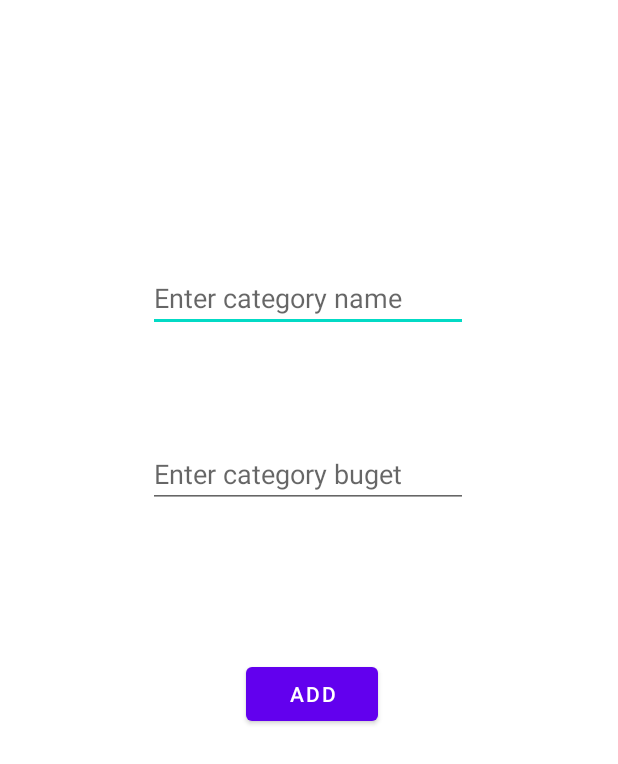
After one commit to AmbreCorreia/Ebudget, an Android app: the layout fragment_addcategory.xml on its own in the app's theme, with its tools: preview values and no code run, on a phone screen of 412 x 824 dp. The commit adds this screen. Shown: the top 764 px of the screen. Run offline under Robolectric (Android 15) with nearby library versions, the phone set to English and light mode, and no system bars.

Commit message:
datamodel pour Item et Category + layout des pages d'ajouts

```diff
--- a/app/build.gradle
+++ b/app/build.gradle
@@ -44,6 +44,7 @@ dependencies {
     implementation 'androidx.legacy:legacy-support-v4:1.0.0'
     implementation 'androidx.navigation:navigation-fragment:2.4.2'
     implementation 'androidx.navigation:navigation-ui:2.4.2'
+    implementation 'com.google.firebase:firebase-firestore:24.1.0'
 
     testImplementation 'junit:junit:4.13.2'
     androidTestImplementation 'androidx.test.ext:junit:1.1.3'
--- a/app/src/main/java/edu/polytech/ebudget/Category.java
+++ b/app/src/main/java/edu/polytech/ebudget/Category.java
@@ -4,7 +4,6 @@ import androidx.appcompat.app.AppCompatActivity;
 
 import android.content.Intent;
 import android.os.Bundle;
-import android.view.View;
 import android.widget.Button;
 
 public class Category extends AppCompatActivity {
@@ -12,7 +11,7 @@ public class Category extends AppCompatActivity {
     @Override
     protected void onCreate(Bundle savedInstanceState) {
         super.onCreate(savedInstanceState);
-        setContentView(R.layout.activity_category);
+        setContentView(R.layout.fragement_category);
 
         Button goLogin = (Button) findViewById(R.id.button_decr_fruits);
 
--- a/app/src/main/java/edu/polytech/ebudget/Stat.java
+++ b/app/src/main/java/edu/polytech/ebudget/Stat.java
@@ -11,7 +11,7 @@ public class Stat extends AppCompatActivity {
     @Override
     protected void onCreate(Bundle savedInstanceState) {
         super.onCreate(savedInstanceState);
-        setContentView(R.layout.activity_stat);
+        setContentView(R.layout.fragment_stats);
         returnButton();
     }
 
--- a/app/src/main/java/edu/polytech/ebudget/fragmentsFooter/FragmentCategory.java
+++ b/app/src/main/java/edu/polytech/ebudget/fragmentsFooter/FragmentCategory.java
@@ -61,6 +61,8 @@ public class FragmentCategory extends Fragment {
     public View onCreateView(LayoutInflater inflater, ViewGroup container,
                              Bundle savedInstanceState) {
         // Inflate the layout for this fragment
-        return inflater.inflate(R.layout.activity_category, container, false);
+        View rootView = inflater.inflate(R.layout.fragement_category, container, false);
+
+        return rootView;
     }
 }
--- a/app/src/main/java/edu/polytech/ebudget/fragmentsFooter/FragmentProfil.java
+++ b/app/src/main/java/edu/polytech/ebudget/fragmentsFooter/FragmentProfil.java
@@ -67,7 +67,7 @@ public class FragmentProfil extends Fragment {
     public View onCreateView(LayoutInflater inflater, ViewGroup container,
                              Bundle savedInstanceState) {
         // Inflate the layout for this fragment
-        View rootView =  inflater.inflate(R.layout.activity_profil, container, false);
+        View rootView =  inflater.inflate(R.layout.fragment_profil, container, false);
 
         logout= (Button) rootView.findViewById(R.id.logout);
         logout.setOnClickListener(click -> {
--- a/app/src/main/java/edu/polytech/ebudget/fragmentsFooter/FragmentStats.java
+++ b/app/src/main/java/edu/polytech/ebudget/fragmentsFooter/FragmentStats.java
@@ -61,6 +61,6 @@ public class FragmentStats extends Fragment {
     public View onCreateView(LayoutInflater inflater, ViewGroup container,
                              Bundle savedInstanceState) {
         // Inflate the layout for this fragment
-        return inflater.inflate(R.layout.activity_stat, container, false);
+        return inflater.inflate(R.layout.fragment_stats, container, false);
     }
 }
--- /dev/null
+++ b/app/src/main/res/layout/fragment_addcategory.xml
@@ -0,0 +1,43 @@
+<?xml version="1.0" encoding="utf-8"?>
+<androidx.constraintlayout.widget.ConstraintLayout xmlns:android="http://schemas.android.com/apk/res/android"
+    xmlns:app="http://schemas.android.com/apk/res-auto"
+    android:layout_width="match_parent"
+    android:layout_height="match_parent">
+
+
+    <EditText
+        android:id="@+id/name_input"
+        android:layout_width="wrap_content"
+        android:layout_height="wrap_content"
+        android:layout_marginTop="176dp"
+        android:ems="10"
+        android:hint="Enter category name"
+        android:inputType="text"
+        app:layout_constraintEnd_toEndOf="parent"
+        app:layout_constraintHorizontal_bias="0.497"
+        app:layout_constraintStart_toStartOf="parent"
+        app:layout_constraintTop_toTopOf="parent" />
+
+    <EditText
+        android:id="@+id/budget_input"
+        android:layout_width="wrap_content"
+        android:layout_height="wrap_content"
+        android:layout_marginTop="72dp"
+        android:ems="10"
+        android:hint="Enter category buget"
+        android:inputType="numberDecimal"
+        app:layout_constraintEnd_toEndOf="parent"
+        app:layout_constraintHorizontal_bias="0.497"
+        app:layout_constraintStart_toStartOf="parent"
+        app:layout_constraintTop_toBottomOf="@+id/name_input" />
+
+    <Button
+        android:id="@+id/add_button"
+        android:layout_width="wrap_content"
+        android:layout_height="wrap_content"
+        android:layout_marginTop="100dp"
+        android:layout_marginEnd="160dp"
+        android:text="Add"
+        app:layout_constraintEnd_toEndOf="parent"
+        app:layout_constraintTop_toBottomOf="@+id/budget_input" />
+</androidx.constraintlayout.widget.ConstraintLayout>
```
Also changed, not shown: app/src/main/java/edu/polytech/ebudget/datamodels/Category.java (added, +11 -0 lines), app/src/main/java/edu/polytech/ebudget/datamodels/Item.java (added, +27 -0 lines), app/src/main/res/layout/fragement_category.xml (renamed from app/src/main/res/layout/activity_category.xml, +7 -10 lines), app/src/main/res/layout/fragment_additem_category.xml (added, +43 -0 lines), app/src/main/res/layout/fragment_additem_course.xml (added, +69 -0 lines), app/src/main/res/layout/fragment_profil.xml (renamed from app/src/main/res/layout/activity_profil.xml), app/src/main/res/layout/fragment_stats.xml (renamed from app/src/main/res/layout/activity_stat.xml).
